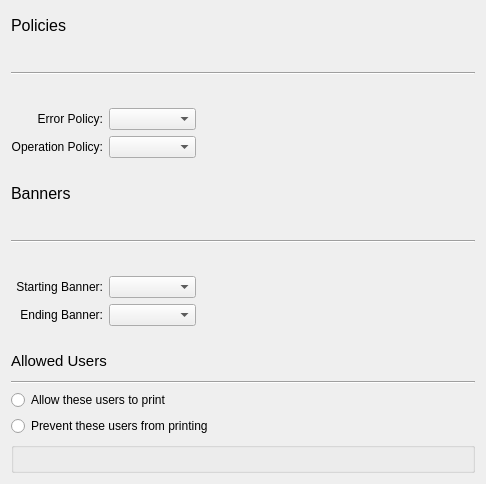
The window that libqcups/PrinterBehavior.ui (KDE/print-manager) describes before a commit, drawn with Qt 5.
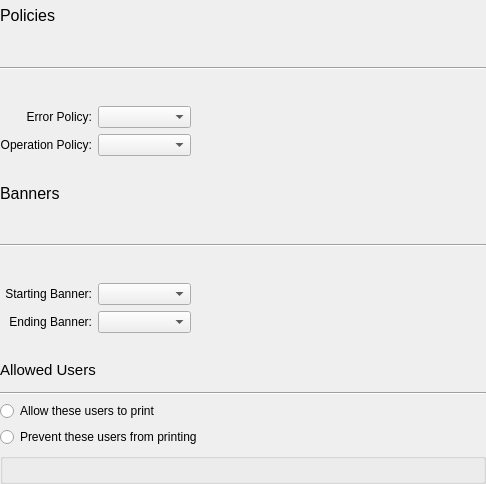
The same window after the commit. Custom widgets are drawn as their Qt base class.

Diff of the .ui file:
```diff
--- a/libqcups/PrinterBehavior.ui
+++ b/libqcups/PrinterBehavior.ui
@@ -14,6 +14,9 @@
    <string>Form</string>
   </property>
   <layout class="QGridLayout" name="gridLayout">
+   <property name="margin">
+    <number>0</number>
+   </property>
    <item row="1" column="0" rowspan="2" colspan="5">
     <widget class="Line" name="line_2">
      <property name="orientation">
```
